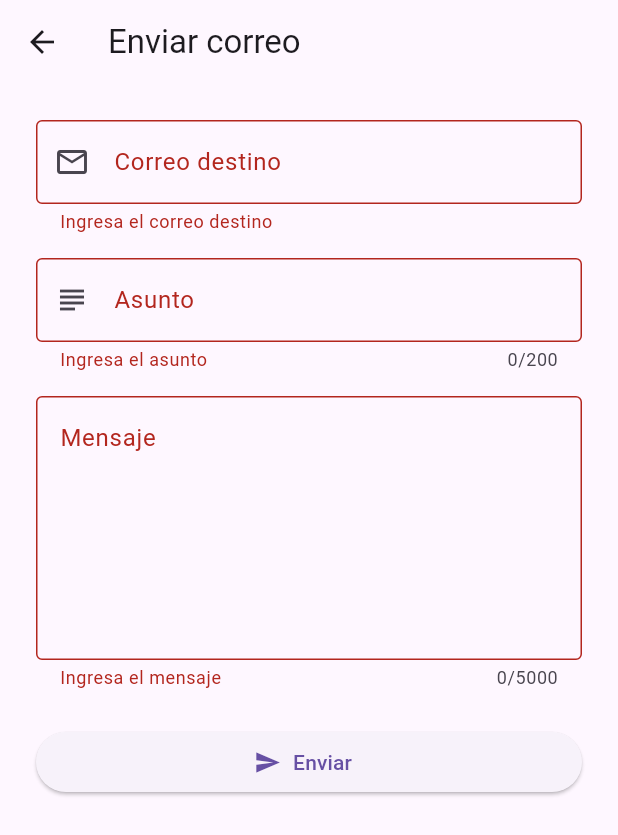
After one commit to GuadalupeMinaya/serverless-usuarios, a Flutter app: the NotificationView screen opened directly, after a tap on "Enviar", on a phone screen of 412 x 824 dp. The commit adds this screen. Shown: the top 835 px of the screen. Run offline on Flutter 3.47's test engine with Material 3 defaults, Android fonts, the phone set to English and light mode, and no system bars; our stand-ins replace dio, flutter_secure_storage, image_picker; accounts and stored records are empty; network calls fail.

Commit message:
App movil: pantalla para enviar correos

```diff
--- a/mobile/lib/core/api_constants.dart
+++ b/mobile/lib/core/api_constants.dart
@@ -5,4 +5,5 @@ class ApiConstants {
   static const String register = '/auth/register';
   static const String usuarios = '/api/usuarios';
   static const String upload = '/upload';
+  static const String notificationsSend = '/notifications/send';
 }
--- a/mobile/lib/main.dart
+++ b/mobile/lib/main.dart
@@ -8,19 +8,29 @@ import 'viewmodels/auth_viewmodel.dart';
 import 'viewmodels/user_viewmodel.dart';
 import 'viewmodels/upload_viewmodel.dart';
 import 'views/login_view.dart';
+import 'repositories/notification_repository.dart';
+import 'viewmodels/notification_viewmodel.dart';
 
 void main() {
   final apiService = ApiService();
   final authRepository = AuthRepository(apiService);
   final userRepository = UserRepository(apiService);
   final uploadRepository = UploadRepository(apiService);
+  final notificationRepository = NotificationRepository(apiService);
 
   runApp(
     MultiProvider(
       providers: [
         ChangeNotifierProvider(create: (_) => AuthViewModel(authRepository)),
-        ChangeNotifierProvider(create: (_) => UserViewModel(userRepository, uploadRepository)),
-        ChangeNotifierProvider(create: (_) => UploadViewModel(uploadRepository)),
+        ChangeNotifierProvider(
+          create: (_) => UserViewModel(userRepository, uploadRepository),
+        ),
+        ChangeNotifierProvider(
+          create: (_) => UploadViewModel(uploadRepository),
+        ),
+        ChangeNotifierProvider(
+          create: (_) => NotificationViewModel(notificationRepository),
+        ),
       ],
       child: const MyApp(),
     ),
--- /dev/null
+++ b/mobile/lib/repositories/notification_repository.dart
@@ -0,0 +1,19 @@
+import '../core/api_constants.dart';
+import '../services/api_service.dart';
+
+class NotificationRepository {
+  final ApiService _apiService;
+
+  NotificationRepository(this._apiService);
+
+  Future<void> enviar({
+    required String email,
+    required String asunto,
+    required String mensaje,
+  }) async {
+    await _apiService.dio.post(
+      ApiConstants.notificationsSend,
+      data: {'email': email, 'subject': asunto, 'message': mensaje},
+    );
+  }
+}
--- /dev/null
+++ b/mobile/lib/viewmodels/notification_viewmodel.dart
@@ -0,0 +1,29 @@
+import 'package:flutter/material.dart';
+import '../repositories/notification_repository.dart';
+
+class NotificationViewModel extends ChangeNotifier {
+  final NotificationRepository _repository;
+
+  NotificationViewModel(this._repository);
+
+  bool isSending = false;
+
+  Future<bool> enviar({
+    required String email,
+    required String asunto,
+    required String mensaje,
+  }) async {
+    isSending = true;
+    notifyListeners();
+
+    try {
+      await _repository.enviar(email: email, asunto: asunto, mensaje: mensaje);
+      return true;
+    } catch (_) {
+      return false;
+    } finally {
+      isSending = false;
+      notifyListeners();
+    }
+  }
+}
--- a/mobile/lib/views/home_view.dart
+++ b/mobile/lib/views/home_view.dart
@@ -1,10 +1,10 @@
 import 'package:flutter/material.dart';
 import 'package:provider/provider.dart';
-
 import '../viewmodels/auth_viewmodel.dart';
 import '../viewmodels/user_viewmodel.dart';
 import 'login_view.dart';
 import 'user_form_view.dart';
+import 'notification_view.dart';
 
 class HomeView extends StatefulWidget {
   const HomeView({super.key});
@@ -112,6 +112,15 @@ class _HomeViewState extends State<HomeView> {
         title: const Text('Gestión de usuarios'),
         centerTitle: false,
         actions: [
+          IconButton(
+            tooltip: 'Enviar correo',
+            onPressed: () {
+              Navigator.of(context).push(
+                MaterialPageRoute(builder: (_) => const NotificationView()),
+              );
+            },
+            icon: const Icon(Icons.mail_outline),
+          ),
           IconButton(
             tooltip: 'Cerrar sesión',
             onPressed: _cerrarSesion,
--- /dev/null
+++ b/mobile/lib/views/notification_view.dart
@@ -0,0 +1,129 @@
+import 'package:flutter/material.dart';
+import 'package:provider/provider.dart';
+import '../viewmodels/notification_viewmodel.dart';
+
+class NotificationView extends StatefulWidget {
+  const NotificationView({super.key});
+
+  @override
+  State<NotificationView> createState() => _NotificationViewState();
+}
+
+class _NotificationViewState extends State<NotificationView> {
+  final _formKey = GlobalKey<FormState>();
+  final _emailController = TextEditingController();
+  final _asuntoController = TextEditingController();
+  final _mensajeController = TextEditingController();
+
+  @override
+  void dispose() {
+    _emailController.dispose();
+    _asuntoController.dispose();
+    _mensajeController.dispose();
+    super.dispose();
+  }
+
+  Future<void> _enviar() async {
+    if (!_formKey.currentState!.validate()) return;
+
+    final ok = await context.read<NotificationViewModel>().enviar(
+      email: _emailController.text.trim(),
+      asunto: _asuntoController.text.trim(),
+      mensaje: _mensajeController.text.trim(),
+    );
+
+    if (!mounted) return;
+
+    ScaffoldMessenger.of(context).showSnackBar(
+      SnackBar(
+        content: Text(
+          ok ? 'Mensaje enviado correctamente.' : 'Error al enviar mensaje.',
+        ),
+        backgroundColor: ok ? Colors.green : Colors.red,
+      ),
+    );
+
+    if (ok) {
+      Navigator.of(context).pop();
+    }
+  }
+
+  @override
+  Widget build(BuildContext context) {
+    final isSending = context.watch<NotificationViewModel>().isSending;
+
+    return Scaffold(
+      appBar: AppBar(title: const Text('Enviar correo')),
+      body: SingleChildScrollView(
+        padding: const EdgeInsets.all(24),
+        child: Form(
+          key: _formKey,
+          child: Column(
+            children: [
+              TextFormField(
+                controller: _emailController,
+                keyboardType: TextInputType.emailAddress,
+                textInputAction: TextInputAction.next,
+                decoration: const InputDecoration(
+                  labelText: 'Correo destino',
+                  prefixIcon: Icon(Icons.mail_outline),
+                  border: OutlineInputBorder(),
+                ),
+                validator: (value) {
+                  final texto = value?.trim() ?? '';
+                  if (texto.isEmpty) return 'Ingresa el correo destino';
+                  final valido = RegExp(r'^[^@\s]+@[^@\s]+\.[^@\s]+$');
+                  if (!valido.hasMatch(texto)) return 'Correo no válido';
+                  return null;
+                },
+              ),
+              const SizedBox(height: 16),
+              TextFormField(
+                controller: _asuntoController,
+                textInputAction: TextInputAction.next,
+                maxLength: 200,
+                decoration: const InputDecoration(
+                  labelText: 'Asunto',
+                  prefixIcon: Icon(Icons.subject),
+                  border: OutlineInputBorder(),
+                ),
+                validator: (value) => (value == null || value.trim().isEmpty)
+                    ? 'Ingresa el asunto'
+                    : null,
+              ),
+              const SizedBox(height: 16),
+              TextFormField(
+                controller: _mensajeController,
+                maxLines: 6,
+                maxLength: 5000,
+                decoration: const InputDecoration(
+                  labelText: 'Mensaje',
+                  alignLabelWithHint: true,
+                  border: OutlineInputBorder(),
+                ),
+                validator: (value) => (value == null || value.trim().isEmpty)
+                    ? 'Ingresa el mensaje'
+                    : null,
+              ),
+              const SizedBox(height: 24),
+              SizedBox(
+                width: double.infinity,
+                child: ElevatedButton.icon(
+                  onPressed: isSending ? null : _enviar,
+                  icon: isSending
+                      ? const SizedBox(
+                          width: 18,
+                          height: 18,
+                          child: CircularProgressIndicator(strokeWidth: 2),
+                        )
+                      : const Icon(Icons.send),
+                  label: Text(isSending ? 'Enviando...' : 'Enviar'),
+                ),
+              ),
+            ],
+          ),
+        ),
+      ),
+    );
+  }
+}
```
